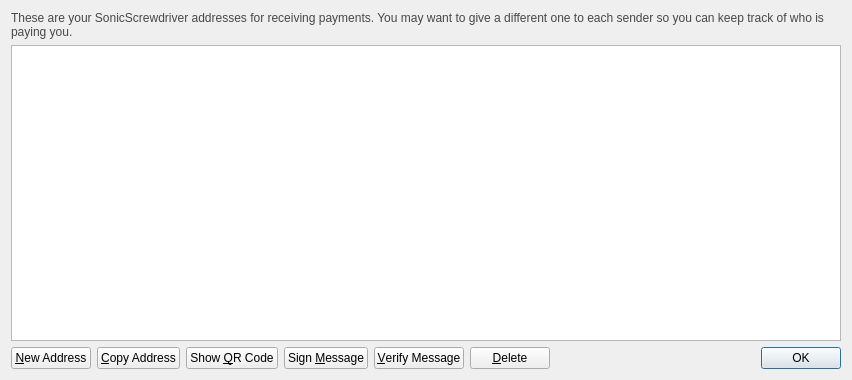
Above: src/qt/forms/addressbookpage.ui from SonicScrew/SonicScrewdriver before the change. Below: the same form after it.
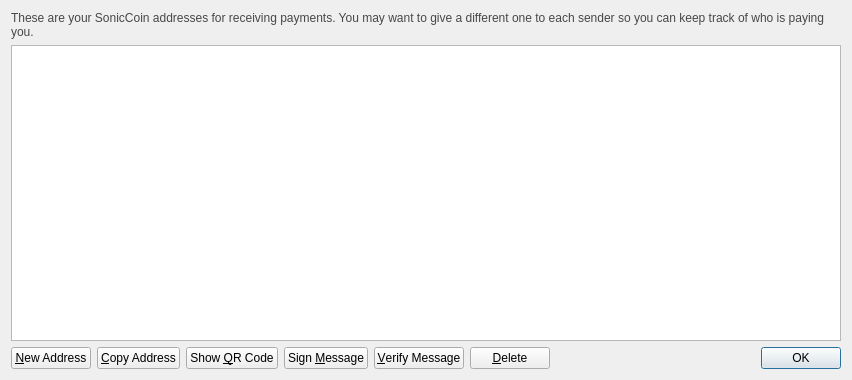
That is the form after the change. Icons and pictures are not drawn.

Diff of the .ui file:
```diff
--- a/src/qt/forms/addressbookpage.ui
+++ b/src/qt/forms/addressbookpage.ui
@@ -20,7 +20,7 @@
       <string notr="true">#labelExplanation { color: #464747; }</string>
      </property>
      <property name="text">
-      <string>These are your SonicScrewdriver addresses for receiving payments. You may want to give a different one to each sender so you can keep track of who is paying you.</string>
+      <string>These are your SonicCoin addresses for receiving payments. You may want to give a different one to each sender so you can keep track of who is paying you.</string>
      </property>
      <property name="textFormat">
       <enum>Qt::PlainText</enum>
```
